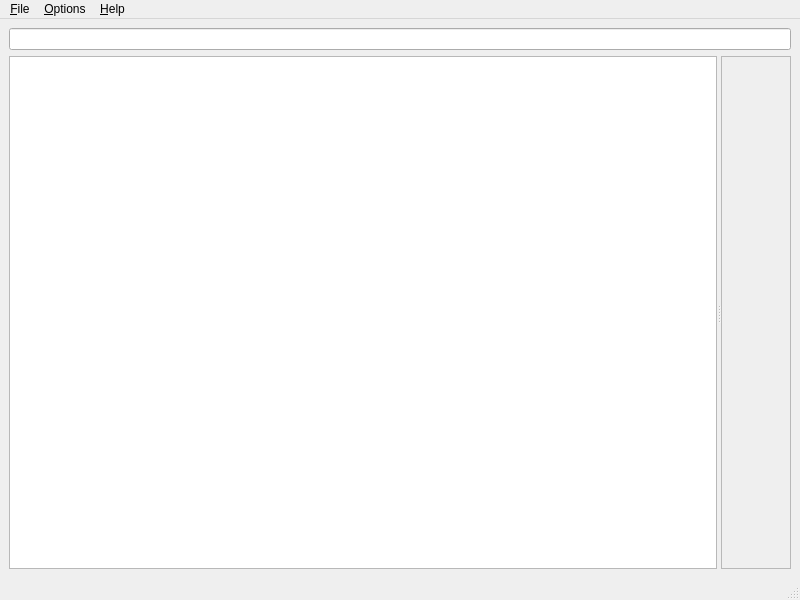
First picture: the form in mainwindow.ui, repository brookhong/wikenotes, before the edit.
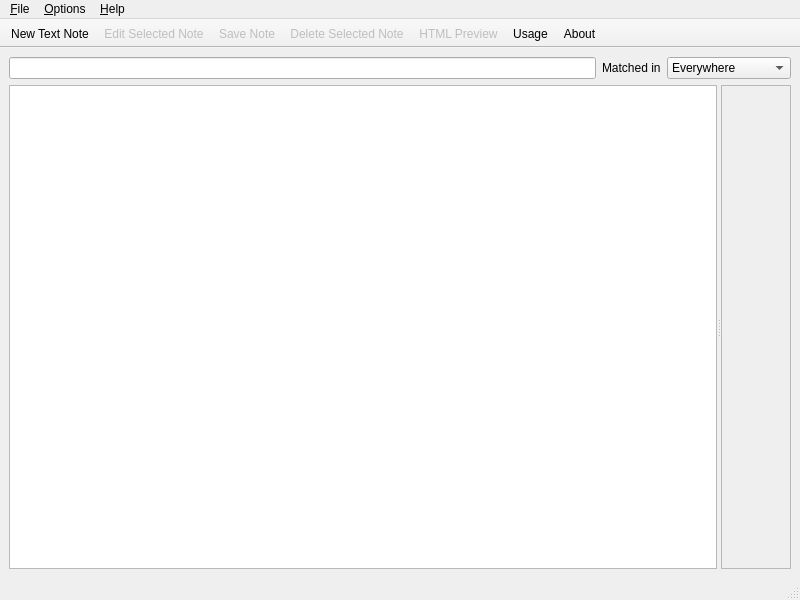
Second picture: the form after the edit. Icons and pictures are not drawn. Custom widgets are drawn as their Qt base class.

Commit message: QtSingleApplication, toolbar icons, multiple tags, matched scope

```diff
--- a/mainwindow.ui
+++ b/mainwindow.ui
@@ -20,11 +20,47 @@
    <string>WikeNotes</string>
   </property>
   <widget class="QWidget" name="centralwidget">
-   <layout class="QVBoxLayout" name="verticalLayout">
-    <item>
+   <layout class="QGridLayout" name="gridLayout">
+    <item row="0" column="0">
      <widget class="QLineEdit" name="searchBox"/>
     </item>
-    <item>
+    <item row="0" column="1">
+     <widget class="QLabel" name="label">
+      <property name="text">
+       <string>Matched in</string>
+      </property>
+     </widget>
+    </item>
+    <item row="0" column="2">
+     <widget class="QComboBox" name="comboBox">
+      <item>
+       <property name="text">
+        <string>Everywhere</string>
+       </property>
+      </item>
+      <item>
+       <property name="text">
+        <string>Title and Content</string>
+       </property>
+      </item>
+      <item>
+       <property name="text">
+        <string>Content only</string>
+       </property>
+      </item>
+      <item>
+       <property name="text">
+        <string>Title only</string>
+       </property>
+      </item>
+      <item>
+       <property name="text">
+        <string>Tag only</string>
+       </property>
+      </item>
+     </widget>
+    </item>
+    <item row="2" column="0" colspan="3">
      <widget class="QSplitter" name="vsplitter">
       <property name="orientation">
        <enum>Qt::Horizontal</enum>
@@ -89,6 +125,36 @@
    <addaction name="menu_Help"/>
   </widget>
   <widget class="QStatusBar" name="statusbar"/>
+  <widget class="QToolBar" name="toolBar">
+   <property name="windowTitle">
+    <string>toolBar</string>
+   </property>
+   <property name="movable">
+    <bool>false</bool>
+   </property>
+   <property name="iconSize">
+    <size>
+     <width>24</width>
+     <height>24</height>
+    </size>
+   </property>
+   <property name="floatable">
+    <bool>false</bool>
+   </property>
+   <attribute name="toolBarArea">
+    <enum>TopToolBarArea</enum>
+   </attribute>
+   <attribute name="toolBarBreak">
+    <bool>false</bool>
+   </attribute>
+   <addaction name="action_New_Note"/>
+   <addaction name="action_Edit_Selected_Note"/>
+   <addaction name="action_Save_Note"/>
+   <addaction name="action_Delete_Selected_Note"/>
+   <addaction name="action_HTML_Preview"/>
+   <addaction name="actionUsage"/>
+   <addaction name="action_About"/>
+  </widget>
   <action name="actionE_Xit">
    <property name="text">
     <string>E&amp;xit</string>
@@ -165,9 +231,23 @@
     <string>Usage</string>
    </property>
   </action>
-  <action name="action_Defrag">
+  <action name="action_HTML_Preview">
+   <property name="checkable">
+    <bool>true</bool>
+   </property>
+   <property name="enabled">
+    <bool>false</bool>
+   </property>
+   <property name="icon">
+    <iconset>
+     <normalon>:/html_view.png</normalon>
+    </iconset>
+   </property>
    <property name="text">
-    <string>&amp;Defrag</string>
+    <string>&amp;HTML Preview</string>
+   </property>
+   <property name="shortcut">
+    <string>Alt+S</string>
    </property>
   </action>
  </widget>
```
Left out of the diff: 36 changed lines with no effect on the pictures. The commit also changes 27 other files.
